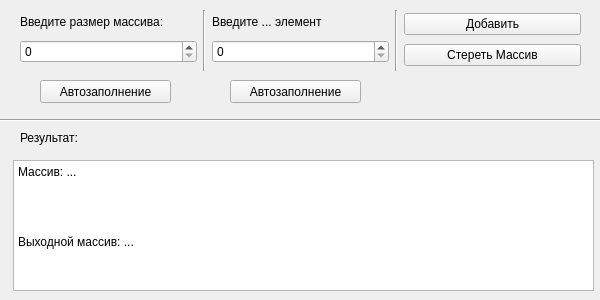
This is LabWork_4/Task_3/mainwindow.ui in Max2772/FoA-P-2-Semester- as Qt 5 draws it before an edit. The edited form follows.
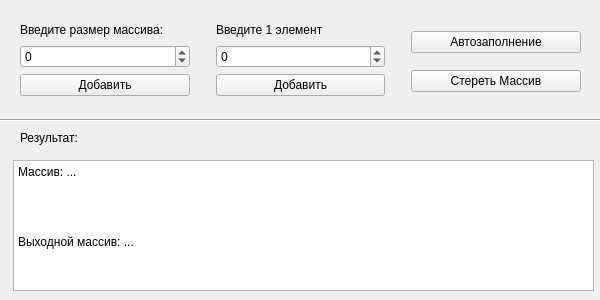
This is the edited form. Icons and pictures are not drawn.

```diff
--- a/LabWork_4/Task_3/mainwindow.ui
+++ b/LabWork_4/Task_3/mainwindow.ui
@@ -33,9 +33,9 @@
     <property name="geometry">
      <rect>
       <x>20</x>
-      <y>10</y>
+      <y>20</y>
       <width>561</width>
-      <height>61</height>
+      <height>84</height>
      </rect>
     </property>
     <layout class="QHBoxLayout" name="horizontalLayout">
@@ -52,16 +52,39 @@
         </widget>
        </item>
        <item>
-        <widget class="QSpinBox" name="spinBox"/>
+        <widget class="QSpinBox" name="spinBoxSize">
+         <property name="minimum">
+          <number>-2147483647</number>
+         </property>
+         <property name="maximum">
+          <number>2147483647</number>
+         </property>
+        </widget>
+       </item>
+       <item>
+        <widget class="QPushButton" name="pushButtonAddSize">
+         <property name="text">
+          <string>Добавить</string>
+         </property>
+        </widget>
        </item>
       </layout>
      </item>
      <item>
-      <widget class="Line" name="line">
+      <spacer name="horizontalSpacer">
        <property name="orientation">
-        <enum>Qt::Vertical</enum>
+        <enum>Qt::Horizontal</enum>
        </property>
-      </widget>
+       <property name="sizeType">
+        <enum>QSizePolicy::Fixed</enum>
+       </property>
+       <property name="sizeHint" stdset="0">
+        <size>
+         <width>20</width>
+         <height>20</height>
+        </size>
+       </property>
+      </spacer>
      </item>
      <item>
       <layout class="QVBoxLayout" name="verticalLayout_3">
@@ -71,21 +94,47 @@
        <item>
         <widget class="QLabel" name="label_4">
          <property name="text">
-          <string>Введите ... элемент</string>
+          <string>Введите 1 элемент</string>
          </property>
         </widget>
        </item>
        <item>
-        <widget class="QSpinBox" name="spinBox_2"/>
+        <widget class="QSpinBox" name="spinBoxElement">
+         <property name="minimum">
+          <number>-2147483647</number>
+         </property>
+         <property name="maximum">
+          <number>2147483647</number>
+         </property>
+        </widget>
+       </item>
+       <item>
+        <widget class="QPushButton" name="pushButtonAddElement">
+         <property name="text">
+          <string>Добавить</string>
+         </property>
+         <property name="shortcut">
+          <string>Return</string>
+         </property>
+        </widget>
        </item>
       </layout>
      </item>
      <item>
-      <widget class="Line" name="line_2">
+      <spacer name="horizontalSpacer_2">
        <property name="orientation">
-        <enum>Qt::Vertical</enum>
+        <enum>Qt::Horizontal</enum>
        </property>
-      </widget>
+       <property name="sizeType">
+        <enum>QSizePolicy::Fixed</enum>
+       </property>
+       <property name="sizeHint" stdset="0">
+        <size>
+         <width>20</width>
+         <height>20</height>
+        </size>
+       </property>
+      </spacer>
      </item>
      <item>
       <layout class="QVBoxLayout" name="verticalLayout">
@@ -95,7 +144,7 @@
        <item>
         <widget class="QPushButton" name="pushButton">
          <property name="text">
-          <string>Добавить</string>
+          <string>Автозаполнение</string>
          </property>
         </widget>
        </item>
@@ -132,32 +181,6 @@
 </string>
     </property>
    </widget>
-   <widget class="QPushButton" name="pushButton_3">
-    <property name="geometry">
-     <rect>
-      <x>40</x>
-      <y>80</y>
-      <width>131</width>
-      <height>23</height>
-     </rect>
-    </property>
-    <property name="text">
-     <string>Автозаполнение</string>
-    </property>
-   </widget>
-   <widget class="QPushButton" name="pushButton_4">
-    <property name="geometry">
-     <rect>
-      <x>230</x>
-      <y>80</y>
-      <width>131</width>
-      <height>23</height>
-     </rect>
-    </property>
-    <property name="text">
-     <string>Автозаполнение</string>
-    </property>
-   </widget>
    <widget class="Line" name="line_4">
     <property name="geometry">
      <rect>
```
Left out of the diff: 10 changed lines with no effect on the pictures.
